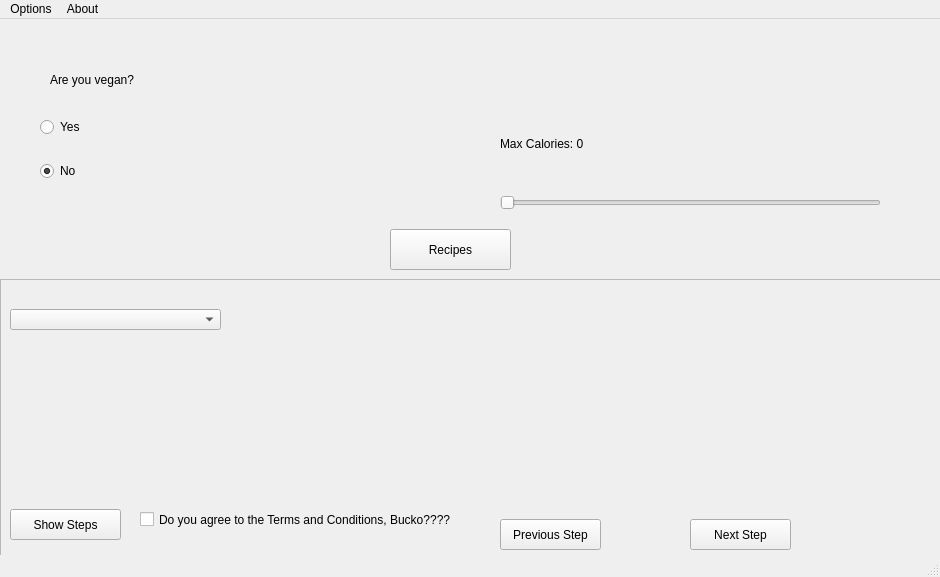
This is CS4076Project/mainwindow.ui in MaaHuu221/CS4076-Project as Qt 5 draws it before an edit. The edited form follows.
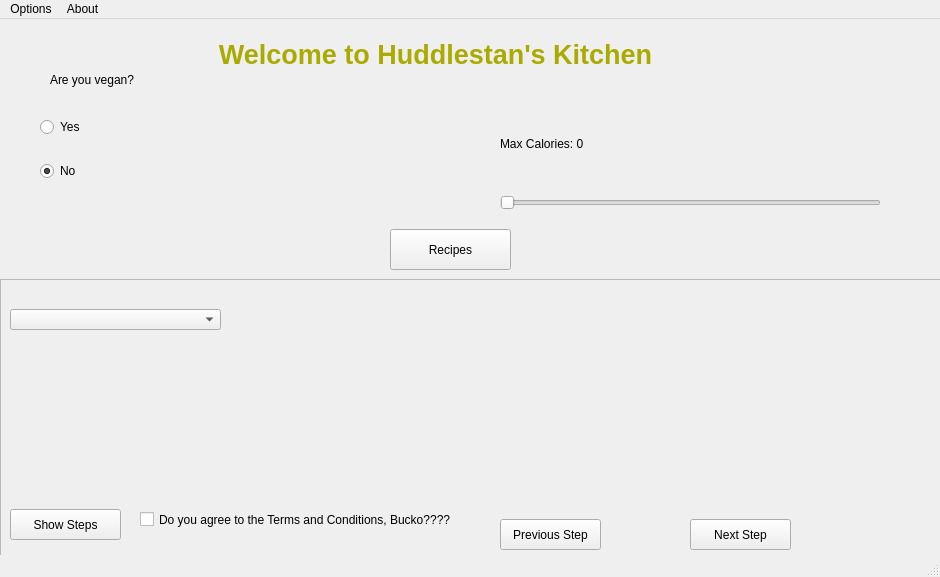
This is the edited form.

Commit message: Minor enough changes to help the UI

The edit to the form file:
```diff
--- a/CS4076Project/mainwindow.ui
+++ b/CS4076Project/mainwindow.ui
@@ -165,10 +165,23 @@
     <widget class="QLabel" name="steps">
      <property name="geometry">
       <rect>
-       <x>510</x>
-       <y>40</y>
-       <width>271</width>
-       <height>161</height>
+       <x>460</x>
+       <y>30</y>
+       <width>371</width>
+       <height>181</height>
+      </rect>
+     </property>
+     <property name="text">
+      <string/>
+     </property>
+    </widget>
+    <widget class="QLabel" name="calorieChecker">
+     <property name="geometry">
+      <rect>
+       <x>460</x>
+       <y>210</y>
+       <width>101</width>
+       <height>21</height>
       </rect>
      </property>
      <property name="text">
@@ -189,6 +202,19 @@
      <string>Recipes</string>
     </property>
    </widget>
+   <widget class="QLabel" name="title">
+    <property name="geometry">
+     <rect>
+      <x>170</x>
+      <y>0</y>
+      <width>531</width>
+      <height>71</height>
+     </rect>
+    </property>
+    <property name="text">
+     <string>&lt;html&gt;&lt;head/&gt;&lt;body&gt;&lt;p align=&quot;center&quot;&gt;&lt;span style=&quot; font-size:20pt; font-weight:700; color:#aaaa00;&quot;&gt;Welcome to Huddlestan's Kitchen&lt;/span&gt;&lt;/p&gt;&lt;/body&gt;&lt;/html&gt;</string>
+    </property>
+   </widget>
   </widget>
   <widget class="QStatusBar" name="statusbar"/>
   <widget class="QMenuBar" name="menuBar">
```
Left out of the diff: 13 changed lines with no effect on the pictures. The commit also changes 2 other files.
